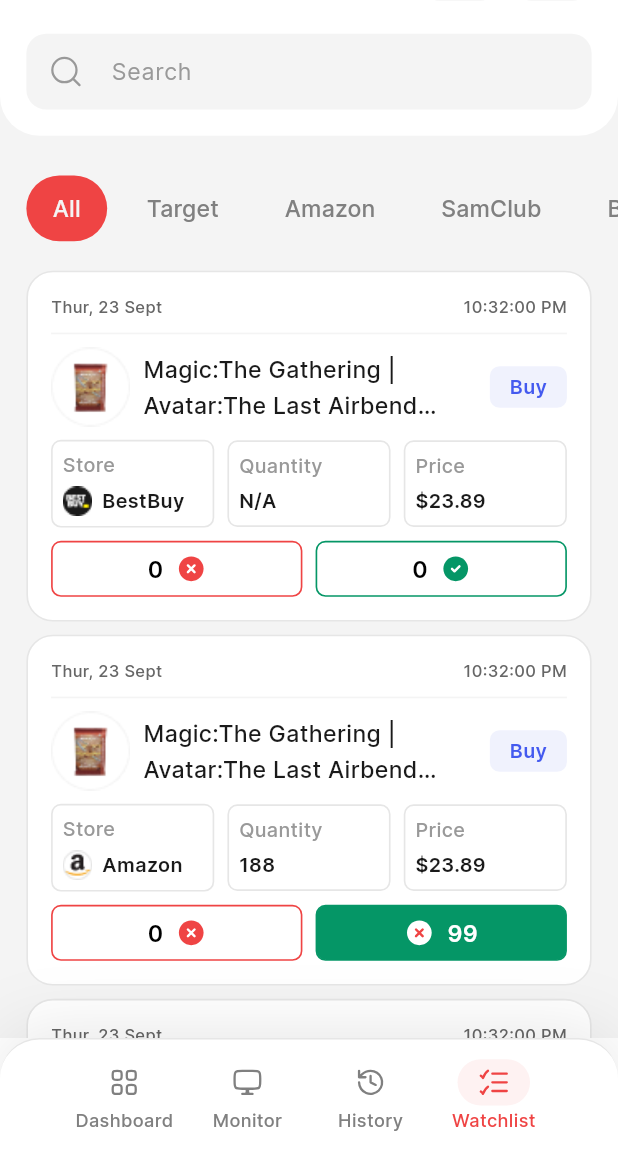
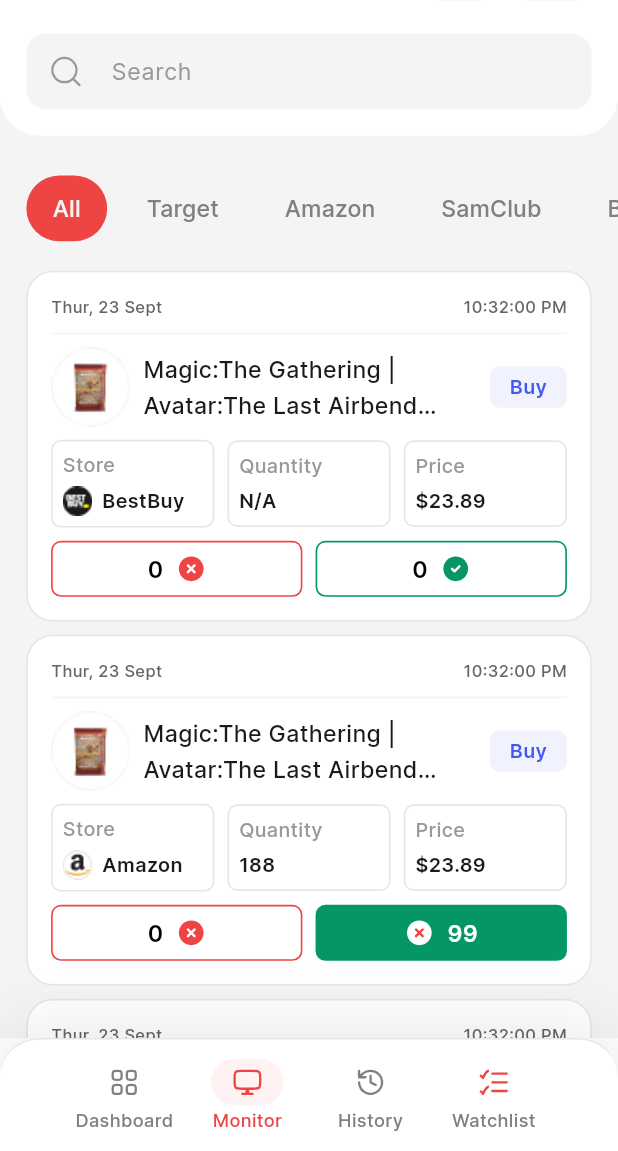
Before and after one commit to LucasQuiles/RestockR, a Flutter app: the ProductWatchlistScreen screen opened by its route, item 2 of the bottom bar chosen, on a phone screen of 412 x 824 dp, the part 85-1236 px from its top. Run offline on Flutter 3.47's test engine with Material 3 defaults, Android fonts, the phone set to English and light mode, and no system bars; our stand-ins replace cached_network_image, equatable, flutter_riverpod, flutter_svg; project files that could hold a hidden picture were left out.

Commit message:
Update app look and icons

```diff
--- a/lib/core/utils/image_constant.dart
+++ b/lib/core/utils/image_constant.dart
@@ -1,7 +1,7 @@
 // lib/core/utils/image_constant.dart
 class ImageConstant {
   // Base path for all assets
-  static String _basePath = 'assets/images/';
+  static const String _basePath = 'assets/images/';
 
   // Placeholder image for fallback
   static String imgPlaceholder = '${_basePath}placeholder.png';
--- a/lib/core/utils/size_utils.dart
+++ b/lib/core/utils/size_utils.dart
@@ -15,11 +15,12 @@ extension ResponsiveExtension on num {
 
 extension FormatExtension on double {
   double toDoubleValue({int fractionDigits = 2}) {
-    return double.parse(this.toStringAsFixed(fractionDigits));
+    return double.parse(toStringAsFixed(fractionDigits));
   }
 
   double isNonZero({num defaultValue = 0.0}) {
-    return this > 0 ? this : defaultValue.toDouble();
+    final value = this;
+    return value > 0 ? value : defaultValue.toDouble();
   }
 }
 
--- a/lib/presentation/global_filtering_settings_screen/global_filtering_settings_screen.dart
+++ b/lib/presentation/global_filtering_settings_screen/global_filtering_settings_screen.dart
@@ -202,7 +202,7 @@ class GlobalFilteringSettingsScreenState
                                 .read(globalFilteringSettingsNotifier.notifier)
                                 .toggleCategory(index, value);
                           },
-                          activeColor: Colors.white,
+                          activeThumbColor: Colors.white,
                           activeTrackColor: Color(0xFFEF4444),
                           inactiveThumbColor: Colors.white,
                           inactiveTrackColor: Color(0xFFE5E5E5),
--- a/lib/presentation/product_monitor_screen/product_monitor_screen.dart
+++ b/lib/presentation/product_monitor_screen/product_monitor_screen.dart
@@ -206,12 +206,12 @@ class ProductMonitorScreenState extends ConsumerState<ProductMonitorScreen>
   Widget _buildTabBarView(BuildContext context) {
     return TabBarView(
       controller: tabController,
-      children: List.generate(7, (index) => _buildMonitorList(context)),
+      children: List.generate(7, (index) => _buildMonitorList(context, index)),
     );
   }
 
   /// Section Widget
-  Widget _buildMonitorList(BuildContext context) {
+  Widget _buildMonitorList(BuildContext context, int tabIndex) {
     return Padding(
       padding: EdgeInsets.symmetric(horizontal: 16.h),
       child: Consumer(
@@ -222,6 +222,19 @@ class ProductMonitorScreenState extends ConsumerState<ProductMonitorScreen>
             return Center(child: CircularProgressIndicator());
           }
 
+          final monitorItems = state.productMonitorModel?.monitorItems ?? [];
+          final filteredItems = _filterItemsForTab(monitorItems, tabIndex);
+
+          if (filteredItems.isEmpty) {
+            return Center(
+              child: Text(
+                "No products to show.",
+                style: TextStyleHelper.instance.body14MediumInter
+                    .copyWith(color: appTheme.gray_600),
+              ),
+            );
+          }
+
           return ListView.separated(
             padding: EdgeInsets.only(top: 16.h),
             physics: BouncingScrollPhysics(),
@@ -229,19 +242,28 @@ class ProductMonitorScreenState extends ConsumerState<ProductMonitorScreen>
             separatorBuilder: (context, index) {
               return SizedBox(height: 8.h);
             },
-            itemCount: state.productMonitorModel?.monitorItems?.length ?? 0,
+            itemCount: filteredItems.length,
             itemBuilder: (context, index) {
-              final model = state.productMonitorModel?.monitorItems?[index];
+              final model = filteredItems[index];
+              final originalIndex = monitorItems.indexOf(model);
               return MonitorItemWidget(
                 model: model,
                 onTapBuy: () {
                   onTapBuyButton(context, model);
                 },
                 onTapDownVote: () {
-                  ref.read(productMonitorNotifier.notifier).onDownVote(index);
+                  if (originalIndex != -1) {
+                    ref
+                        .read(productMonitorNotifier.notifier)
+                        .onDownVote(originalIndex);
+                  }
                 },
                 onTapUpVote: () {
-                  ref.read(productMonitorNotifier.notifier).onUpVote(index);
+                  if (originalIndex != -1) {
+                    ref
+                        .read(productMonitorNotifier.notifier)
+                        .onUpVote(originalIndex);
+                  }
                 },
               );
             },
@@ -265,4 +287,38 @@ class ProductMonitorScreenState extends ConsumerState<ProductMonitorScreen>
   void onTapBuyButton(BuildContext context, MonitorItemModel? model) {
     // Handle buy button tap
   }
+
+  List<MonitorItemModel> _filterItemsForTab(
+      List<MonitorItemModel> items, int tabIndex) {
+    if (tabIndex == 0) {
+      return items;
+    }
+
+    const storeTabs = [
+      null,
+      "Target",
+      "Amazon",
+      "SamClub",
+      "BestBuy",
+      "Walmart",
+      "Costco",
+    ];
+
+    if (tabIndex < 0 || tabIndex >= storeTabs.length) {
+      return items;
+    }
+
+    final expectedStore = storeTabs[tabIndex];
+    if (expectedStore == null) {
+      return items;
+    }
+
+    return items
+        .where(
+          (element) =>
+              element.storeName?.toLowerCase() ==
+              expectedStore.toLowerCase(),
+        )
+        .toList();
+  }
 }
--- a/lib/presentation/product_type_filter_screen/product_type_filter_screen.dart
+++ b/lib/presentation/product_type_filter_screen/product_type_filter_screen.dart
@@ -131,8 +131,7 @@ class ProductTypeFilterScreenState
             ),
           ),
           SizedBox(height: 24.h),
-          Container(
-            child: Row(
+          Row(
             mainAxisSize: MainAxisSize.min,
             children: [
               Container(
@@ -154,7 +153,6 @@ class ProductTypeFilterScreenState
                 width: 20.h,
               ),
             ],
-            ),
           ),
           SizedBox(height: 24.h),
           Container(
--- a/lib/presentation/product_watchlist_screen/product_watchlist_screen.dart
+++ b/lib/presentation/product_watchlist_screen/product_watchlist_screen.dart
@@ -16,6 +16,7 @@ class ProductWatchlistScreen extends ConsumerStatefulWidget {
 class ProductWatchlistScreenState
     extends ConsumerState<ProductWatchlistScreen> {
   GlobalKey<NavigatorState> navigatorKey = GlobalKey();
+  int _selectedIndex = 3;
 
   @override
   void initState() {
@@ -71,15 +72,21 @@ class ProductWatchlistScreenState
       ),
     ];
 
-    int selectedIndex = 3;
-
     return CustomBottomBar(
       bottomBarItemList: bottomBarItemList,
-      selectedIndex: selectedIndex,
+      selectedIndex: _selectedIndex,
       onChanged: (index) {
-        selectedIndex = index;
+        if (_selectedIndex == index) {
+          return;
+        }
+        setState(() {
+          _selectedIndex = index;
+        });
         var bottomBarItem = bottomBarItemList[index];
-        navigatorKey.currentState?.pushNamed(bottomBarItem.routeName!);
+        navigatorKey.currentState?.pushNamedAndRemoveUntil(
+          bottomBarItem.routeName!,
+          (route) => false,
+        );
       },
     );
   }
--- a/lib/presentation/recheck_history_screen/models/recheck_history_model.dart
+++ b/lib/presentation/recheck_history_screen/models/recheck_history_model.dart
@@ -172,7 +172,6 @@ enum ActivityType {
   none,
 }
 
-// ignore_for_file: must_be_immutable
 class ActivityItemModel extends Equatable {
   ActivityItemModel({
     this.time,
--- a/lib/presentation/recheck_history_screen/recheck_history_screen.dart
+++ b/lib/presentation/recheck_history_screen/recheck_history_screen.dart
@@ -182,7 +182,6 @@ class RecheckHistoryScreenState extends ConsumerState<RecheckHistoryScreen> {
       width: double.infinity,
       child: Consumer(
         builder: (context, ref, _) {
-          final state = ref.watch(recheckHistoryNotifier);
           return CalendarDatePicker(
             initialDate: DateTime.now(),
             firstDate: DateTime(2020),
--- a/lib/presentation/retailer_override_settings_screen/retailer_override_settings_screen.dart
+++ b/lib/presentation/retailer_override_settings_screen/retailer_override_settings_screen.dart
@@ -156,7 +156,7 @@ class RetailerOverrideSettingsScreenState
                           .read(retailerOverrideSettingsNotifier.notifier)
                           .toggleAutoOpen(value);
                     },
-                    activeColor: Color(0xFFEF4444),
+                    activeThumbColor: Color(0xFFEF4444),
                     activeTrackColor: Color(0xFFEF4444).withAlpha(77),
                     inactiveThumbColor: Colors.grey,
                     inactiveTrackColor: Colors.grey.withAlpha(77),
@@ -274,8 +274,6 @@ class RetailerOverrideSettingsScreenState
         children: [
           Consumer(
             builder: (context, ref, _) {
-              final state = ref.watch(retailerOverrideSettingsNotifier);
-
               ref.listen(
                 retailerOverrideSettingsNotifier,
                 (previous, current) {
--- a/lib/widgets/custom_dropdown.dart
+++ b/lib/widgets/custom_dropdown.dart
@@ -65,7 +65,8 @@ class CustomDropdown extends StatelessWidget {
     return SizedBox(
       width: dropdownWidth,
       child: DropdownButtonFormField<String>(
-        value: value,
+        key: ValueKey<String>(value ?? '__null__'),
+        initialValue: value,
         hint: Text(
           hintText ?? "Select an option",
           style: TextStyleHelper.instance.title16SemiBoldInter
--- a/lib/widgets/custom_image_view.dart
+++ b/lib/widgets/custom_image_view.dart
@@ -8,14 +8,14 @@ import '../core/app_export.dart';
 
 extension ImageTypeExtension on String {
   ImageType get imageType {
-    if (this.startsWith('http') || this.startsWith('https')) {
-      if (this.endsWith('.svg')) {
+    if (startsWith('http') || startsWith('https')) {
+      if (endsWith('.svg')) {
         return ImageType.networkSvg;
       }
       return ImageType.network;
-    } else if (this.endsWith('.svg')) {
+    } else if (endsWith('.svg')) {
       return ImageType.svg;
-    } else if (this.startsWith('file://')) {
+    } else if (startsWith('file://')) {
       return ImageType.file;
     } else {
       return ImageType.png;
@@ -26,8 +26,9 @@ extension ImageTypeExtension on String {
 enum ImageType { svg, png, network, networkSvg, file, unknown }
 
 class CustomImageView extends StatelessWidget {
-  CustomImageView(
-      {this.imagePath,
+  CustomImageView({
+    Key? key,
+    String? imagePath,
     this.height,
     this.width,
     this.color,
@@ -37,14 +38,14 @@ class CustomImageView extends StatelessWidget {
     this.radius,
     this.margin,
     this.border,
-      this.placeHolder}) {
-    if (imagePath == null || imagePath!.isEmpty) {
-      imagePath = ImageConstant.imgImageNotFound;
-    }
-  }
+    this.placeHolder,
+  })  : imagePath = (imagePath == null || imagePath.isEmpty)
+            ? ImageConstant.imgImageNotFound
+            : imagePath,
+        super(key: key);
 
-  ///[imagePath] is required parameter for showing image
-  late String? imagePath;
+  /// [imagePath] is required parameter for showing image.
+  final String imagePath;
 
   final double? height;
 
@@ -111,25 +112,25 @@ class CustomImageView extends StatelessWidget {
   }
 
   Widget _buildImageView() {
-    switch (imagePath!.imageType) {
+    switch (imagePath.imageType) {
       case ImageType.svg:
-        return Container(
+        return SizedBox(
           height: height,
           width: width,
           child: SvgPicture.asset(
-            imagePath!,
+            imagePath,
             height: height,
             width: width,
             fit: fit ?? BoxFit.contain,
-            colorFilter: this.color != null
+            colorFilter: color != null
                 ? ColorFilter.mode(
-                    this.color ?? appTheme.transparentCustom, BlendMode.srcIn)
+                    color ?? appTheme.transparentCustom, BlendMode.srcIn)
                 : null,
           ),
         );
       case ImageType.file:
         return Image.file(
-          File(imagePath!),
+          File(imagePath),
           height: height,
           width: width,
           fit: fit ?? BoxFit.cover,
@@ -137,13 +138,13 @@ class CustomImageView extends StatelessWidget {
         );
       case ImageType.networkSvg:
         return SvgPicture.network(
-          imagePath!,
+          imagePath,
           height: height,
           width: width,
           fit: fit ?? BoxFit.contain,
-          colorFilter: this.color != null
+          colorFilter: color != null
               ? ColorFilter.mode(
-                  this.color ?? appTheme.transparentCustom, BlendMode.srcIn)
+                  color ?? appTheme.transparentCustom, BlendMode.srcIn)
               : null,
         );
       case ImageType.network:
@@ -151,9 +152,9 @@ class CustomImageView extends StatelessWidget {
           height: height,
           width: width,
           fit: fit,
-          imageUrl: imagePath!,
+          imageUrl: imagePath,
           color: color,
-          placeholder: (context, url) => Container(
+          placeholder: (context, url) => SizedBox(
             height: 30,
             width: 30,
             child: LinearProgressIndicator(
@@ -171,7 +172,7 @@ class CustomImageView extends StatelessWidget {
       case ImageType.png:
       default:
         return Image.asset(
-          imagePath!,
+          imagePath,
           height: height,
           width: width,
           fit: fit ?? BoxFit.cover,
--- a/pubspec.yaml
+++ b/pubspec.yaml
@@ -19,6 +19,7 @@ dependencies:
 dev_dependencies:
   flutter_test:    # 🚨 CRITICAL: Required for Flutter project testing - DO NOT REMOVE
     sdk: flutter    # 🚨 CRITICAL: Required for Flutter project testing - DO NOT REMOVE
+  flutter_lints: ^3.0.1
 flutter:
   uses-material-design: true # 🚨 CRITICAL: Required for Material icon font - DO NOT REMOVE
   assets:
```
Also changed, not shown: analysis_options.yaml (+8 -2 lines), lib/presentation/login_screen/login_screen.dart (+4 -4 lines), lib/theme/theme_helper.dart (+5 -3 lines), lib/widgets/custom_button.dart (+14 -8 lines), Images/R_Transparent.png (added), Images/R_Transparent.svg (added), Images/R_WhiteBG.png (added), Images/R_WhiteBG.svg (added), pubspec.lock, 20 other files. Lines whose indentation alone changed are shown as unchanged.
